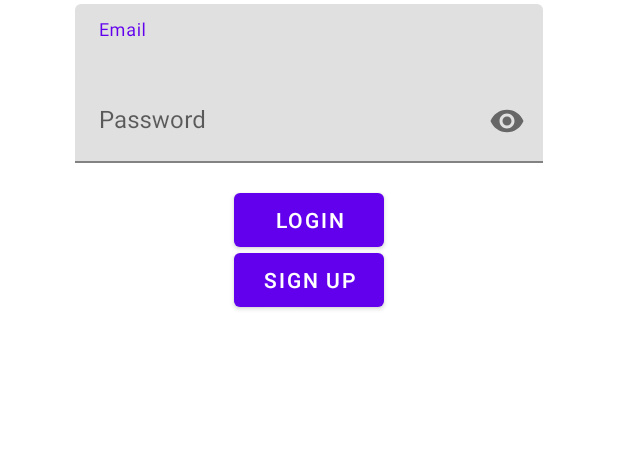
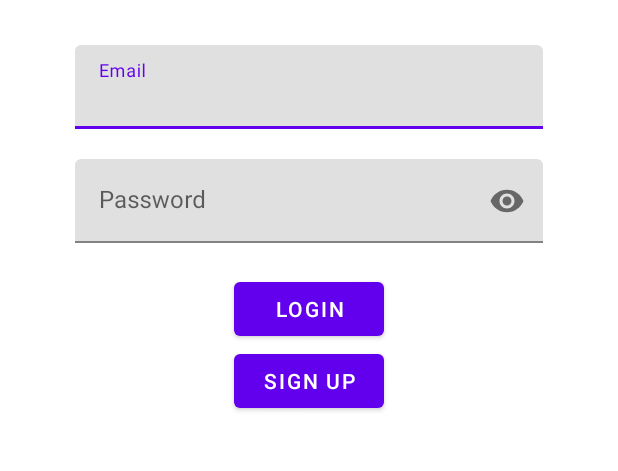
Before and after one commit to tlphat/WeShare, an Android app: the layout activity_main.xml on its own in the app's theme, with its tools: preview values and no code run, on a phone screen of 412 x 824 dp, the part 221-692 px from its top. Run offline under Robolectric (Android 15) with nearby library versions, the phone set to English and light mode, and no system bars.

Commit message:
Hotfix retrieve executor error, edit main layout

```diff
--- a/app/build.gradle
+++ b/app/build.gradle
@@ -46,5 +46,5 @@ dependencies {
     implementation 'org.projectlombok:lombok:1.18.18'
     annotationProcessor 'org.projectlombok:lombok:1.18.18'
     implementation 'androidx.lifecycle:lifecycle-extensions:2.2.0'
-    implementation "com.google.android.material:material:1.2.1"
+    implementation "androidx.lifecycle:lifecycle-viewmodel:2.3.0"
 }
--- a/app/src/main/java/com/hcmus/android/weshare/MainActivity.java
+++ b/app/src/main/java/com/hcmus/android/weshare/MainActivity.java
@@ -28,7 +28,6 @@ public class MainActivity extends AppCompatActivity {
         setContentView(R.layout.activity_main);
         initComponents();
         initViewModel();
-        navigateToRegister(); // For testing the register function
     }
 
     private void initViewModel() {
@@ -51,7 +50,7 @@ public class MainActivity extends AppCompatActivity {
     @RequiresApi(api = Build.VERSION_CODES.P)
     public void loginButtonClick(View view) {
         String email = emailEditText.getText().toString();
-        String password = emailEditText.getText().toString();
+        String password = passwordEditText.getText().toString();
 
         if (email.length() > 0 && password.length() > 0) {
             authenticationViewModel.login(email, password);
--- a/app/src/main/java/com/hcmus/android/weshare/RegisterActivity.java
+++ b/app/src/main/java/com/hcmus/android/weshare/RegisterActivity.java
@@ -44,7 +44,7 @@ public class RegisterActivity extends AppCompatActivity {
 
     private void initComponents() {
         emailEditText = findViewById(R.id.register_email_edit_text);
-        passwordEditText = findViewById(R.id.register_email_edit_text);
+        passwordEditText = findViewById(R.id.register_password_edit_text);
     }
 
     @RequiresApi(api = Build.VERSION_CODES.P)
--- a/app/src/main/java/com/hcmus/android/weshare/repository/AuthenticationRepository.java
+++ b/app/src/main/java/com/hcmus/android/weshare/repository/AuthenticationRepository.java
@@ -1,11 +1,14 @@
 package com.hcmus.android.weshare.repository;
 
 import android.app.Application;
+import android.content.Context;
 import android.os.Build;
 import android.util.Log;
 
 import androidx.annotation.NonNull;
 import androidx.annotation.RequiresApi;
+import androidx.appcompat.app.AppCompatActivity;
+import androidx.core.content.ContextCompat;
 import androidx.lifecycle.MutableLiveData;
 
 import com.google.android.gms.tasks.OnCompleteListener;
@@ -31,7 +34,7 @@ public class AuthenticationRepository {
     @RequiresApi(api = Build.VERSION_CODES.P)
     public void register(String email, String password) {
         firebaseAuth.createUserWithEmailAndPassword(email, password)
-                .addOnCompleteListener(application.getMainExecutor(), task -> {
+                .addOnCompleteListener(ContextCompat.getMainExecutor(application), task -> {
                     if (task.isSuccessful()) {
                         userMutableLiveData.postValue(firebaseAuth.getCurrentUser());
                     } else {
@@ -43,7 +46,7 @@ public class AuthenticationRepository {
     @RequiresApi(api = Build.VERSION_CODES.P)
     public void login(String email, String password) {
         firebaseAuth.signInWithEmailAndPassword(email, password)
-                .addOnCompleteListener(application.getMainExecutor(), task -> {
+                .addOnCompleteListener(ContextCompat.getMainExecutor(application), task -> {
                     if (task.isSuccessful()) {
                         userMutableLiveData.postValue(firebaseAuth.getCurrentUser());
                     } else {
--- a/app/src/main/res/layout/activity_main.xml
+++ b/app/src/main/res/layout/activity_main.xml
@@ -1,46 +1,48 @@
 <?xml version="1.0" encoding="utf-8"?>
-<!-- TODO: Implement this layout as login view -->
-<!-- Main components: 2 edit texts, one login button,
-     one register navigation to the register layout  -->
 <RelativeLayout xmlns:android="http://schemas.android.com/apk/res/android"
     xmlns:app="http://schemas.android.com/apk/res-auto"
     xmlns:tools="http://schemas.android.com/tools"
     android:layout_width="match_parent"
     android:layout_height="match_parent"
-    android:layout_margin="50dp"
+    android:padding="50dp"
     tools:context=".MainActivity">
+
     <TextView
+        android:id="@+id/login_title"
         android:layout_width="wrap_content"
         android:layout_height="wrap_content"
         android:text="@string/app_name"
         android:layout_centerHorizontal="true"
         android:layout_marginTop="30dp"
-        android:textSize="50dp"/>
+        android:layout_marginBottom="30dp"
+        android:textSize="50sp"/>
+
     <Button
+        android:id="@+id/login_button"
         android:layout_width="100dp"
+        android:layout_below="@id/login_password_layout"
         android:layout_height="wrap_content"
         android:onClick="loginButtonClick"
         android:text="@string/login_button"
-        android:layout_centerHorizontal="true"
-        android:layout_marginTop="220dp"/>
+        android:layout_centerHorizontal="true" />
 
     <Button
         android:layout_width="100dp"
+        android:layout_below="@id/login_button"
         android:layout_height="wrap_content"
         android:layout_centerHorizontal="true"
         android:onClick="signUpButtonClick"
-        android:text="@string/register_button"
-        android:layout_marginTop="260dp" />
+        android:text="@string/register_button" />
 
     <com.google.android.material.textfield.TextInputLayout
-        xmlns:app="http://schemas.android.com/apk/res-auto"
-        android:id="@+id/register_email_layout"
+        android:id="@+id/login_email_layout"
         android:layout_width="match_parent"
         android:layout_height="wrap_content"
-        android:layout_marginTop="100dp">
+        android:layout_marginBottom="20dp"
+        android:layout_below="@id/login_title">
 
         <com.google.android.material.textfield.TextInputEditText
-            android:id="@+id/register_email_edit_text"
+            android:id="@+id/login_email_edit_text"
             android:layout_width="match_parent"
             android:layout_height="wrap_content"
             android:hint="@string/email_hint"
@@ -48,15 +50,15 @@
     </com.google.android.material.textfield.TextInputLayout>
 
     <com.google.android.material.textfield.TextInputLayout
-        xmlns:app="http://schemas.android.com/apk/res-auto"
-        android:id="@+id/etPasswordLayout"
+        android:id="@+id/login_password_layout"
         android:layout_width="match_parent"
         android:layout_height="wrap_content"
-        app:passwordToggleEnabled="true"
-        android:layout_marginTop="150dp">
+        android:layout_below="@id/login_email_layout"
+        android:layout_marginBottom="20dp"
+        app:passwordToggleEnabled="true">
 
         <com.google.android.material.textfield.TextInputEditText
-            android:id="@+id/register_password_edit_text"
+            android:id="@+id/login_password_edit_text"
             android:layout_width="match_parent"
             android:layout_height="wrap_content"
             android:hint="@string/password_hint"
--- a/app/src/main/res/layout/activity_register.xml
+++ b/app/src/main/res/layout/activity_register.xml
@@ -1,6 +1,4 @@
 <?xml version="1.0" encoding="utf-8"?>
-<!-- TODO: Implement this layout -->
-<!-- Main components: 2 edit texts, one register button -->
 <RelativeLayout
     xmlns:android="http://schemas.android.com/apk/res/android"
     xmlns:tools="http://schemas.android.com/tools"
@@ -13,7 +11,7 @@
         android:layout_width="wrap_content"
         android:layout_height="wrap_content"
         android:text="@string/register_activity"
-        android:textSize="40dp"
+        android:textSize="40sp"
         android:layout_centerHorizontal="true"/>
 
     <com.google.android.material.textfield.TextInputLayout
```
